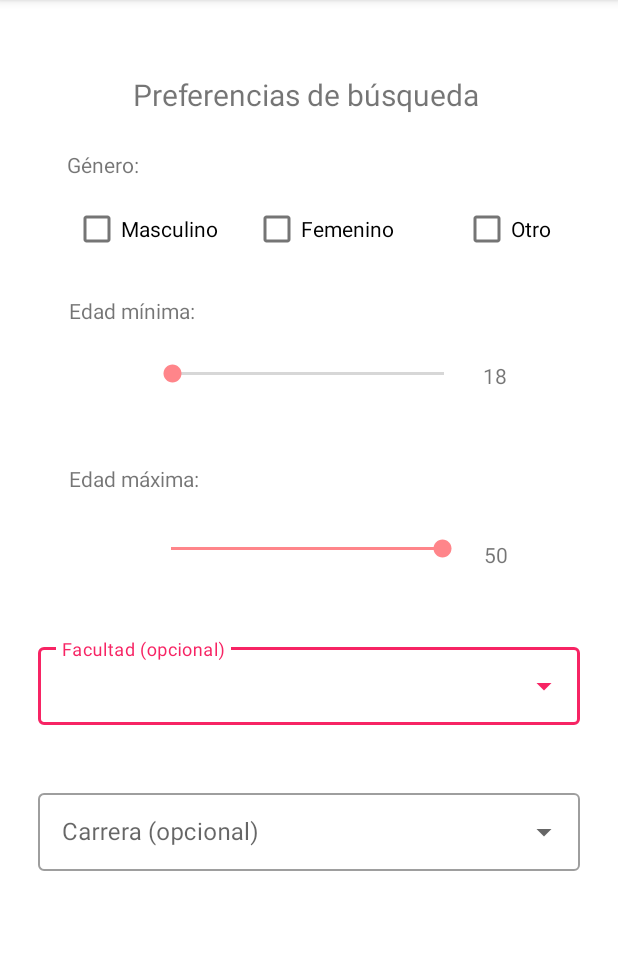
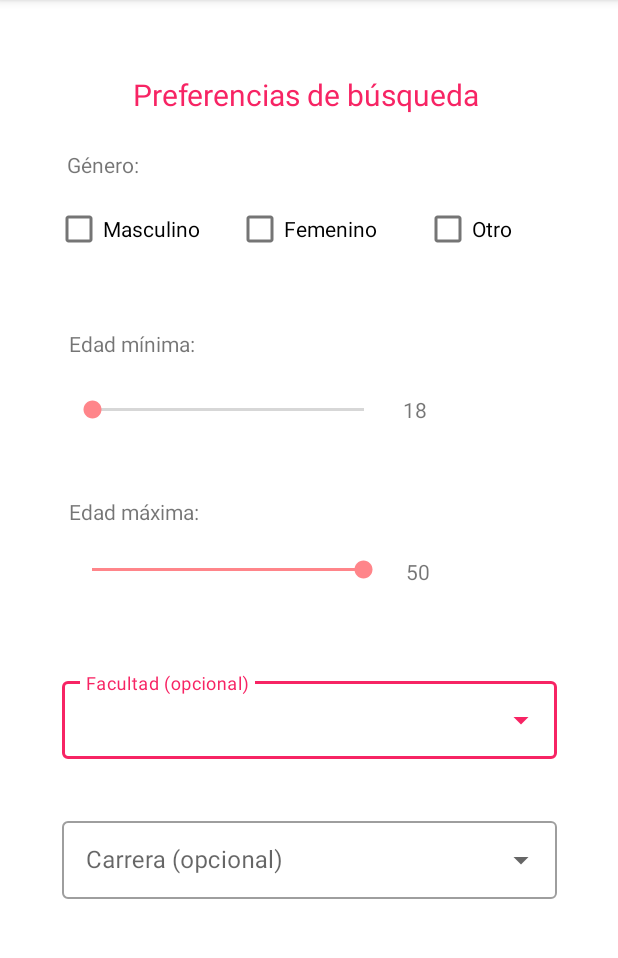
Before and after one commit to moiSS00/SDM_UNILOVI, an Android app: the fragment PreferenciasBusquedaFragment shown on its own in the app's theme, on a phone screen of 412 x 824 dp, the part 84-1042 px from its top. Run offline under Robolectric (Android 15) with nearby library versions, the phone set to English and light mode, and no system bars; our stand-ins replace Firebase (no records; nobody signed in at launch, a user with empty details on screens opened directly).

Commit message:
Mejorada apariencia fragment-preferencias

```diff
--- a/app/src/main/res/layout/fragment_preferencias.xml
+++ b/app/src/main/res/layout/fragment_preferencias.xml
@@ -12,6 +12,7 @@
         android:layout_height="40dp"
         android:ems="@integer/titleSize"
         android:text="@string/menu_preferencias"
+        android:textColor="#F72464"
         android:textSize="20sp"
         app:layout_constraintBottom_toBottomOf="parent"
         app:layout_constraintEnd_toEndOf="parent"
@@ -27,10 +28,10 @@
         android:max="31"
         app:layout_constraintBottom_toBottomOf="parent"
         app:layout_constraintEnd_toEndOf="parent"
-        app:layout_constraintHorizontal_bias="0.497"
+        app:layout_constraintHorizontal_bias="0.227"
         app:layout_constraintStart_toStartOf="parent"
         app:layout_constraintTop_toBottomOf="@+id/sobreMiText"
-        app:layout_constraintVertical_bias="0.025" />
+        app:layout_constraintVertical_bias="0.03" />
 
     <TextView
         android:id="@+id/sobreMiText"
@@ -42,7 +43,18 @@
         app:layout_constraintHorizontal_bias="0.141"
         app:layout_constraintStart_toStartOf="parent"
         app:layout_constraintTop_toBottomOf="@+id/textView8"
-        app:layout_constraintVertical_bias="0.121" />
+        app:layout_constraintVertical_bias="0.156" />
+
+    <TextView
+        android:id="@+id/edadMinima"
+        android:layout_width="56dp"
+        android:layout_height="25dp"
+        app:layout_constraintBottom_toBottomOf="parent"
+        app:layout_constraintEnd_toEndOf="parent"
+        app:layout_constraintHorizontal_bias="0.103"
+        app:layout_constraintStart_toEndOf="@+id/seekBarEdadMinima"
+        app:layout_constraintTop_toTopOf="parent"
+        app:layout_constraintVertical_bias="0.355" />
 
     <SeekBar
         android:id="@+id/seekBarEdadMaxima"
@@ -52,10 +64,20 @@
         android:progress="100"
         app:layout_constraintBottom_toBottomOf="parent"
         app:layout_constraintEnd_toEndOf="parent"
-        app:layout_constraintHorizontal_bias="0.494"
+        app:layout_constraintHorizontal_bias="0.227"
         app:layout_constraintStart_toStartOf="parent"
         app:layout_constraintTop_toBottomOf="@+id/textView5"
-        app:layout_constraintVertical_bias="0.044" />
+        app:layout_constraintVertical_bias="0.024" />
+
+    <TextView
+        android:id="@+id/edadMaxima"
+        android:layout_width="56dp"
+        android:layout_height="25dp"
+        app:layout_constraintBottom_toBottomOf="parent"
+        app:layout_constraintEnd_toEndOf="parent"
+        app:layout_constraintHorizontal_bias="0.123"
+        app:layout_constraintStart_toEndOf="@+id/seekBarEdadMaxima"
+        app:layout_constraintTop_toTopOf="parent" />
 
     <TextView
         android:id="@+id/textView5"
@@ -70,28 +92,6 @@
         app:layout_constraintVertical_bias="0.084" />
 
     <TextView
-        android:id="@+id/edadMinima"
-        android:layout_width="56dp"
-        android:layout_height="25dp"
-        app:layout_constraintBottom_toBottomOf="parent"
-        app:layout_constraintEnd_toEndOf="parent"
-        app:layout_constraintHorizontal_bias="0.232"
-        app:layout_constraintStart_toEndOf="@+id/seekBarEdadMinima"
-        app:layout_constraintTop_toTopOf="parent"
-        app:layout_constraintVertical_bias="0.324" />
-
-    <TextView
-        android:id="@+id/edadMaxima"
-        android:layout_width="56dp"
-        android:layout_height="25dp"
-        app:layout_constraintBottom_toBottomOf="parent"
-        app:layout_constraintEnd_toEndOf="parent"
-        app:layout_constraintHorizontal_bias="0.25"
-        app:layout_constraintStart_toEndOf="@+id/seekBarEdadMaxima"
-        app:layout_constraintTop_toTopOf="parent"
-        app:layout_constraintVertical_bias="0.485" />
-
-    <TextView
         android:id="@+id/textView8"
         android:layout_width="81dp"
         android:layout_height="21dp"
@@ -104,25 +104,13 @@
         app:layout_constraintVertical_bias="0.016" />
 
     <CheckBox
-        android:id="@+id/checkHombre"
-        android:layout_width="wrap_content"
-        android:layout_height="wrap_content"
-        android:text="Masculino"
-        app:layout_constraintBottom_toBottomOf="parent"
-        app:layout_constraintEnd_toEndOf="parent"
-        app:layout_constraintHorizontal_bias="0.155"
-        app:layout_constraintStart_toStartOf="parent"
-        app:layout_constraintTop_toBottomOf="@+id/carreraText"
-        app:layout_constraintVertical_bias="0.062" />
-
-    <CheckBox
         android:id="@+id/checkMujer"
         android:layout_width="101dp"
         android:layout_height="48dp"
         android:text="Femenino"
         app:layout_constraintBottom_toBottomOf="parent"
         app:layout_constraintEnd_toEndOf="parent"
-        app:layout_constraintHorizontal_bias="0.143"
+        app:layout_constraintHorizontal_bias="0.135"
         app:layout_constraintStart_toEndOf="@+id/checkHombre"
         app:layout_constraintTop_toBottomOf="@+id/carreraText"
         app:layout_constraintVertical_bias="0.062" />
@@ -134,22 +122,35 @@
         android:text="Otro"
         app:layout_constraintBottom_toBottomOf="parent"
         app:layout_constraintEnd_toEndOf="parent"
-        app:layout_constraintHorizontal_bias="0.465"
+        app:layout_constraintHorizontal_bias="0.255"
         app:layout_constraintStart_toEndOf="@+id/checkMujer"
+        app:layout_constraintTop_toBottomOf="@+id/carreraText"
+        app:layout_constraintVertical_bias="0.062" />
+
+    <CheckBox
+        android:id="@+id/checkHombre"
+        android:layout_width="wrap_content"
+        android:layout_height="wrap_content"
+        android:text="Masculino"
+
+        app:layout_constraintBottom_toBottomOf="parent"
+        app:layout_constraintEnd_toEndOf="parent"
+        app:layout_constraintHorizontal_bias="0.117"
+        app:layout_constraintStart_toStartOf="parent"
         app:layout_constraintTop_toBottomOf="@+id/carreraText"
         app:layout_constraintVertical_bias="0.062" />
 
     <com.google.android.material.textfield.TextInputLayout
         android:id="@+id/filledTextFieldFacultadPreferencias"
         style="@style/Widget.MaterialComponents.TextInputLayout.OutlinedBox.ExposedDropdownMenu"
-        android:layout_width="361dp"
+        android:layout_width="330dp"
         android:layout_height="57dp"
         android:hint="Facultad (opcional)"
         app:layout_constraintBottom_toBottomOf="parent"
         app:layout_constraintEnd_toEndOf="parent"
         app:layout_constraintStart_toStartOf="parent"
         app:layout_constraintTop_toBottomOf="@+id/seekBarEdadMaxima"
-        app:layout_constraintVertical_bias="0.123">
+        app:layout_constraintVertical_bias="0.156">
 
         <AutoCompleteTextView
             android:id="@+id/cbxFacultadPreferencias"
@@ -161,7 +162,7 @@
     <com.google.android.material.textfield.TextInputLayout
         android:id="@+id/filledTextFieldCarreraPreferencias"
         style="@style/Widget.MaterialComponents.TextInputLayout.OutlinedBox.ExposedDropdownMenu"
-        android:layout_width="361dp"
+        android:layout_width="330dp"
         android:layout_height="57dp"
         android:hint="Carrera (opcional)"
         app:layout_constraintBottom_toBottomOf="parent"
```
Also changed, not shown: app/src/main/res/layout/activity_sign_up4.xml (+30 -29 lines).
